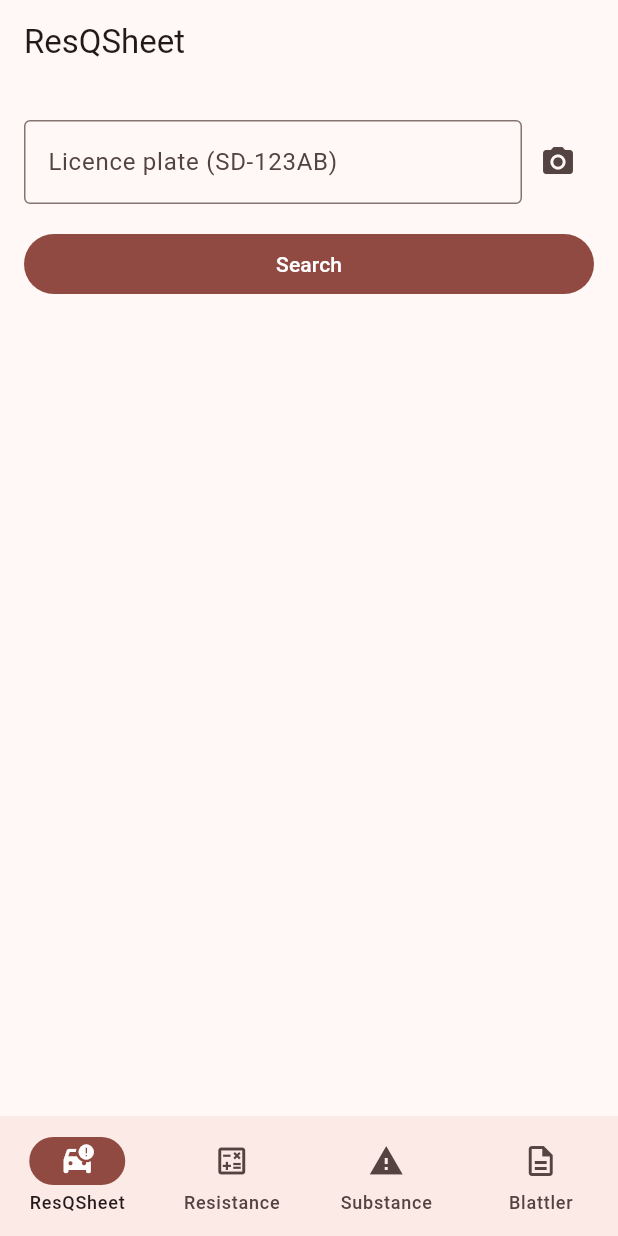
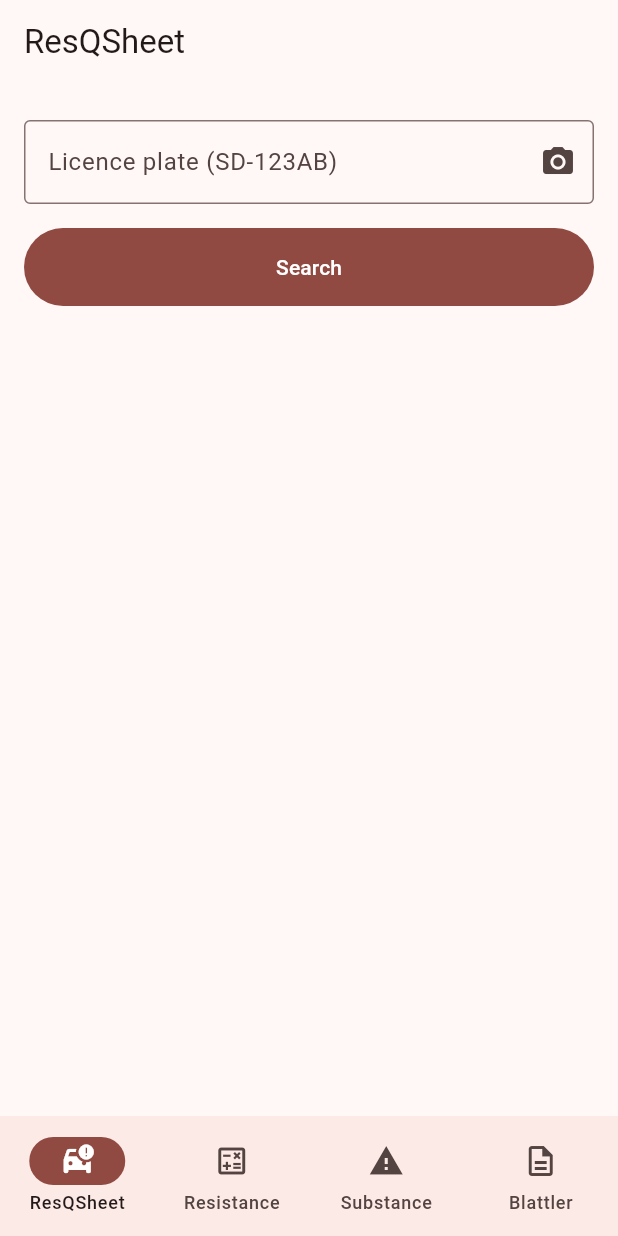
Before and after one commit to tformatix/cpd-resq-tools, a Flutter app: the screen it shows after launch, on a phone screen of 412 x 824 dp. Run offline on Flutter 3.47's test engine with Material 3 defaults, Android fonts, the phone set to English and light mode, and no system bars; our stand-ins replace flutter_bloc; missing offline and left inert: syncfusion_flutter_pdfviewer; generated files the repository leaves out were written again.

Commit message:
GH-27: move camera icon into text field
* GH-27: move camera icon into text field

* GH-27: add loading indication to search button

* GH-27: remove redundant loading indicators

```diff
--- a/resq_tools/lib/screens/rescue_sheet_screen.dart
+++ b/resq_tools/lib/screens/rescue_sheet_screen.dart
@@ -33,21 +33,19 @@ class _RescueSheetScreenState extends State<RescueSheetScreen> {
         children: [
           TextFieldCameraSearch(
             labelText: context.l10n?.rescue_sheet_textfield_label,
+            isLoading: state.isLoading,
             onSearchClicked:
                 (String text) =>
                     context.read<RescueSheetCubit>().fetchRescueSheet(text),
           ),
-          if (!state.isInitialState) _showResults(context, state),
+          if (!state.isInitialState && !state.isLoading)
+            _showResults(context, state),
         ],
       ),
     );
   }
 
   Widget _showResults(BuildContext context, RescueSheetState state) {
-    if (state.isLoading) {
-      return const Center(child: LinearProgressIndicator());
-    }
-
     if (state.licencePlateResult == null) {
       return Text(
         context.l10n?.rescue_sheet_empty_licence_plate_result ?? '',
--- a/resq_tools/lib/screens/substance_screen.dart
+++ b/resq_tools/lib/screens/substance_screen.dart
@@ -29,6 +29,7 @@ class SubstanceScreen extends StatelessWidget {
           children: [
             TextFieldCameraSearch(
               labelText: context.l10n?.substance_textfield_label,
+              isLoading: state.isLoading,
               onSearchClicked:
                   (String text) =>
                       context.read<SubstanceCubit>().fetchSubstance(text),
@@ -51,8 +52,6 @@ class SubstanceScreen extends StatelessWidget {
       children: [
         if (state.isError)
           const Text('An error occurred', style: TextStyle(color: Colors.red))
-        else if (state.isLoading)
-          const Center(child: CircularProgressIndicator())
         else if (substance != null)
           _showSubstanceDetails(context, substance),
       ],
--- a/resq_tools/lib/widgets/text_field_camera_search.dart
+++ b/resq_tools/lib/widgets/text_field_camera_search.dart
@@ -4,11 +4,13 @@ import 'package:resq_tools/utils/extensions.dart';
 class TextFieldCameraSearch extends StatefulWidget {
   final String? labelText;
   final Function(String) onSearchClicked;
+  final bool isLoading;
 
   const TextFieldCameraSearch({
     super.key,
     required this.labelText,
     required this.onSearchClicked,
+    required this.isLoading,
   });
 
   @override
@@ -33,14 +35,14 @@ class _TextFieldCameraSearchState extends State<TextFieldCameraSearch> {
                 decoration: InputDecoration(
                   border: const OutlineInputBorder(),
                   labelText: widget.labelText,
+                  suffixIcon: IconButton(
+                    icon: const Icon(Icons.camera_alt),
+                    onPressed: () {
+                      // TODO: implement camera
+                    },
+                  ),
                 ),
               ),
-            ),
-            IconButton(
-              icon: const Icon(Icons.camera_alt),
-              onPressed: () {
-                // TODO: implement camera
-              },
             ),
           ],
         ),
@@ -48,10 +50,29 @@ class _TextFieldCameraSearchState extends State<TextFieldCameraSearch> {
         Padding(
           padding: EdgeInsets.only(top: 16.0),
           child: FilledButton(
-            onPressed: () {
-              widget.onSearchClicked(_textEditingController.text);
-            },
-            child: Text('${context.l10n?.text_field_camera_search_button}'),
+            style: FilledButton.styleFrom(
+              disabledBackgroundColor: Colors.grey,
+              disabledForegroundColor: Colors.grey,
+            ),
+            onPressed:
+                widget.isLoading
+                    ? null
+                    : () {
+                      widget.onSearchClicked(_textEditingController.text);
+                    },
+            child: Padding(
+              padding: EdgeInsets.all(16),
+              child:
+                  widget.isLoading
+                      ? SizedBox(
+                        width: 20,
+                        height: 20,
+                        child: CircularProgressIndicator(color: Colors.white),
+                      )
+                      : Text(
+                        '${context.l10n?.text_field_camera_search_button}',
+                      ),
+            ),
           ),
         ),
       ],
```
